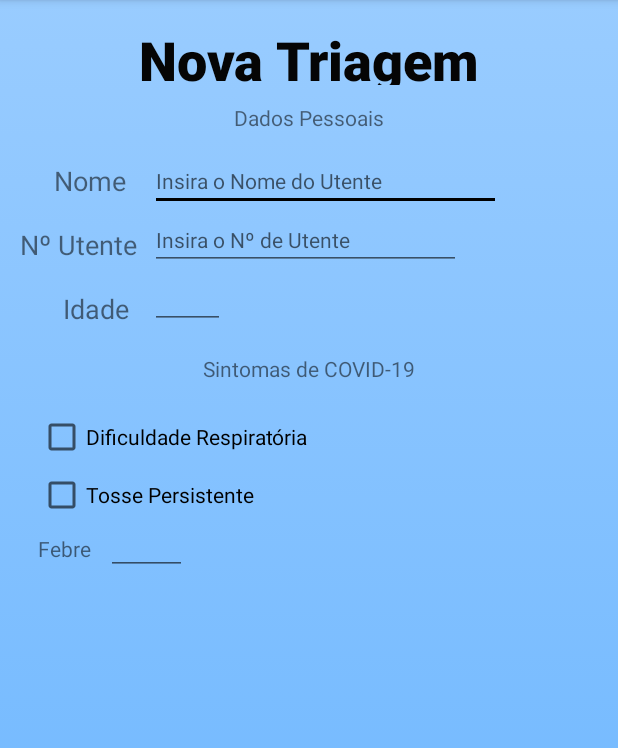
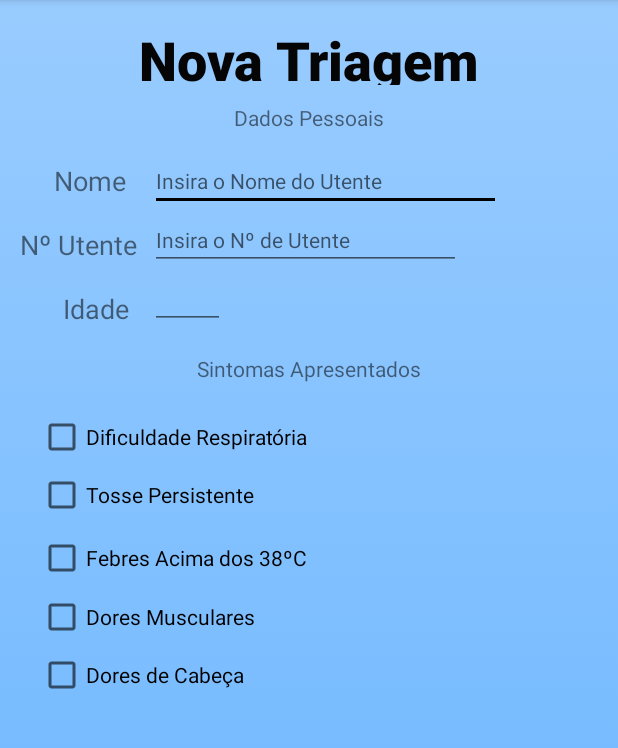
Before and after one commit to joaomftorres/AppTriagem, an Android app: the ActivityNovaTriagem screen opened directly, with no data from a screen before it, on a phone screen of 412 x 824 dp, the part 84-832 px from its top. Run offline under Robolectric (Android 15) with nearby library versions, the phone set to English and light mode, and no system bars; Roboto replaces fonts that are not available here.

Commit message:
Adicionadas novas checkbox para sintomas bem como strings para as mesmas

```diff
--- a/app/src/main/res/layout/activity_nova_triagem.xml
+++ b/app/src/main/res/layout/activity_nova_triagem.xml
@@ -14,7 +14,7 @@
         android:layout_marginStart="25dp"
         android:layout_marginLeft="25dp"
         android:layout_marginTop="275dp"
-        android:text="Dificuldade Respiratória"
+        android:text="@string/checkBoxDificuldadeRespiratoria"
         app:layout_constraintStart_toStartOf="parent"
         app:layout_constraintTop_toTopOf="parent" />
 
@@ -26,7 +26,40 @@
         android:layout_marginLeft="25dp"
         android:layout_marginTop="314dp"
         android:checked="false"
-        android:text="Tosse Persistente"
+        android:text="@string/checkBoxTossePersistente"
+        app:layout_constraintStart_toStartOf="parent"
+        app:layout_constraintTop_toTopOf="parent" />
+
+    <CheckBox
+        android:id="@+id/checkBoxFebre"
+        android:layout_width="wrap_content"
+        android:layout_height="wrap_content"
+        android:layout_marginStart="25dp"
+        android:layout_marginLeft="25dp"
+        android:layout_marginTop="356dp"
+        android:text="@string/checkBoxFebre"
+        app:layout_constraintStart_toStartOf="parent"
+        app:layout_constraintTop_toTopOf="parent" />
+
+    <CheckBox
+        android:id="@+id/checkBoxDoresMusculares"
+        android:layout_width="wrap_content"
+        android:layout_height="wrap_content"
+        android:layout_marginStart="25dp"
+        android:layout_marginLeft="25dp"
+        android:layout_marginTop="395dp"
+        android:text="@string/checkBoxDoresMusculares"
+        app:layout_constraintStart_toStartOf="parent"
+        app:layout_constraintTop_toTopOf="parent" />
+
+    <CheckBox
+        android:id="@+id/checkBoxDoresCabeça"
+        android:layout_width="wrap_content"
+        android:layout_height="wrap_content"
+        android:layout_marginStart="25dp"
+        android:layout_marginLeft="25dp"
+        android:layout_marginTop="434dp"
+        android:text="@string/checkBoxDoresCabeça"
         app:layout_constraintStart_toStartOf="parent"
         app:layout_constraintTop_toTopOf="parent" />
 
@@ -34,14 +67,14 @@
         android:id="@+id/editTextNomeUtente"
         android:layout_width="234dp"
         android:layout_height="35dp"
-        android:backgroundTint="@android:color/black"
-        android:textCursorDrawable="@android:color/black"
         android:layout_marginStart="100dp"
         android:layout_marginLeft="100dp"
         android:layout_marginTop="17dp"
+        android:backgroundTint="@android:color/black"
         android:ems="10"
         android:hint="Insira o Nome do Utente"
         android:inputType="textPersonName"
+        android:textCursorDrawable="@android:color/black"
         android:textSize="14sp"
         app:layout_constraintStart_toStartOf="parent"
         app:layout_constraintTop_toBottomOf="@+id/textViewDadosPessoais" />
@@ -72,18 +105,6 @@
         android:textSize="14sp"
         app:layout_constraintStart_toStartOf="parent"
         app:layout_constraintTop_toBottomOf="@+id/editTextNomeUtente" />
-
-    <EditText
-        android:id="@+id/editText5"
-        android:layout_width="54dp"
-        android:layout_height="35dp"
-        android:layout_marginStart="10dp"
-        android:layout_marginLeft="10dp"
-        android:layout_marginTop="2dp"
-        android:ems="10"
-        android:inputType="numberDecimal"
-        app:layout_constraintStart_toEndOf="@+id/textViewFebre"
-        app:layout_constraintTop_toBottomOf="@+id/checkBoxTossePersistente" />
 
     <TextView
         android:id="@+id/textViewNumeroUtente"
@@ -157,21 +178,10 @@
         android:layout_width="wrap_content"
         android:layout_height="wrap_content"
         android:layout_marginTop="236dp"
-        android:text="Sintomas de COVID-19"
+        android:text="@string/textViewSintomas"
         app:layout_constraintEnd_toEndOf="parent"
         app:layout_constraintHorizontal_bias="0.5"
         app:layout_constraintStart_toStartOf="parent"
         app:layout_constraintTop_toTopOf="parent" />
 
-    <TextView
-        android:id="@+id/textViewFebre"
-        android:layout_width="wrap_content"
-        android:layout_height="wrap_content"
-        android:layout_marginStart="25dp"
-        android:layout_marginLeft="25dp"
-        android:layout_marginTop="10dp"
-        android:text="Febre"
-        app:layout_constraintStart_toStartOf="parent"
-        app:layout_constraintTop_toBottomOf="@+id/checkBoxTossePersistente" />
-
 </androidx.constraintlayout.widget.ConstraintLayout>
--- a/app/src/main/res/values/strings.xml
+++ b/app/src/main/res/values/strings.xml
@@ -10,4 +10,10 @@
     <string name="buttonestatisticas">Estatisticas</string>
     <string name="textViewNovaTriagem">Nova Triagem</string>
     <string name="textViewNumeroUtente">Nº Utente</string>
+    <string name="textViewSintomas">Sintomas Apresentados</string>
+    <string name="checkBoxDificuldadeRespiratoria">Dificuldade Respiratória</string>
+    <string name="checkBoxTossePersistente">Tosse Persistente</string>
+    <string name="checkBoxFebre">Febres Acima dos 38ºC</string>
+    <string name="checkBoxDoresMusculares">Dores Musculares</string>
+    <string name="checkBoxDoresCabeça">Dores de Cabeça</string>
 </resources>
```
